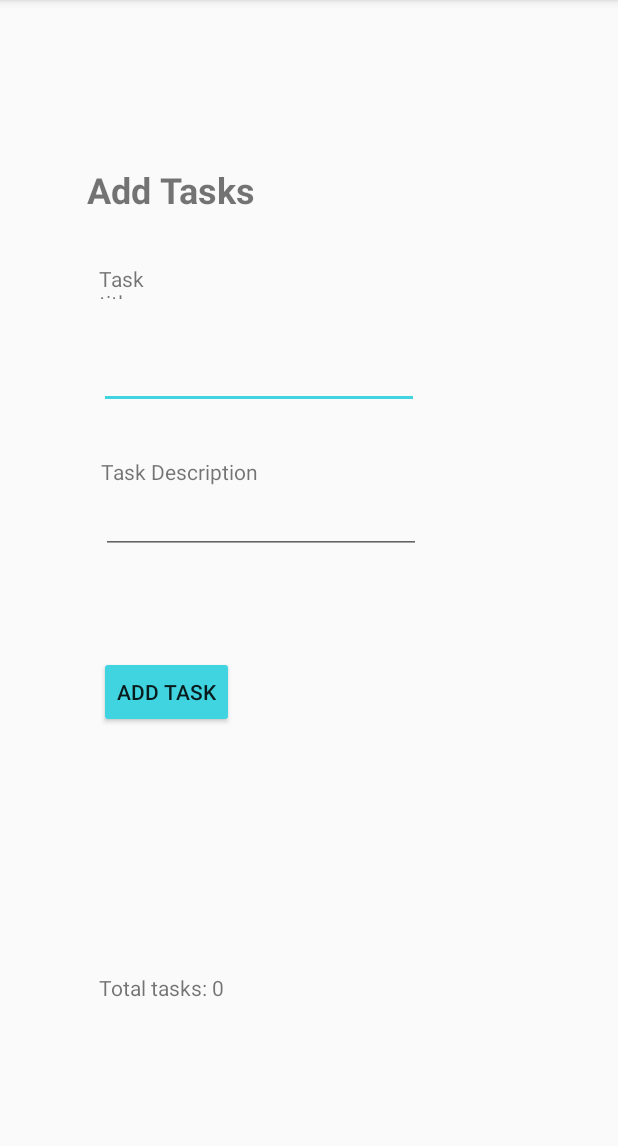
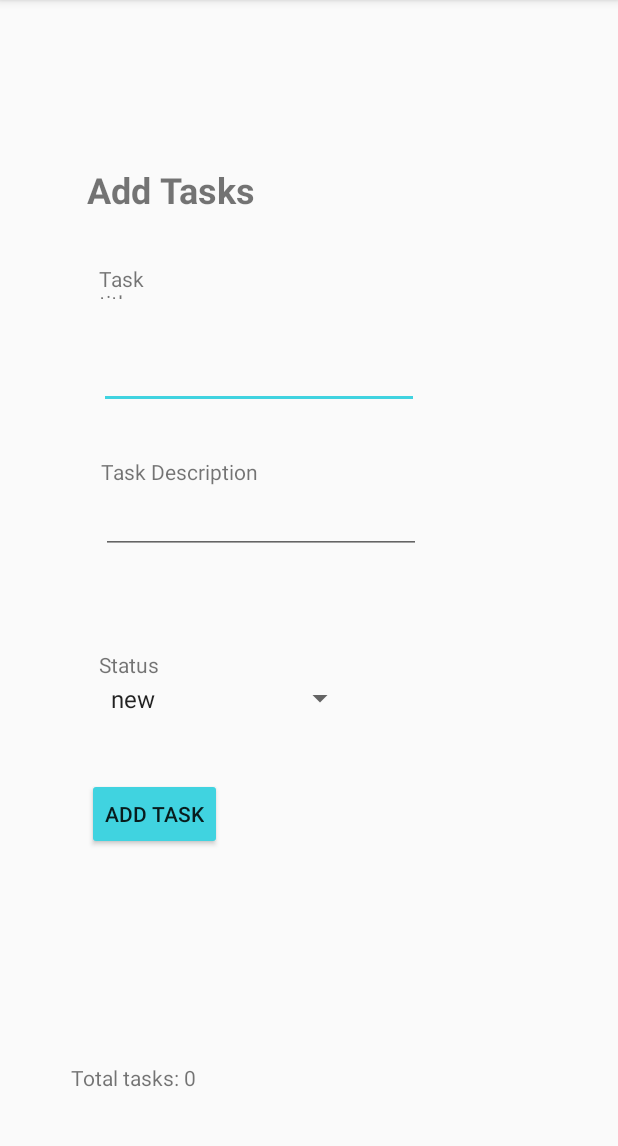
Before and after one commit to JBajracharya/taskMaster, an Android app: the screen it shows after launch (addTask), after a tap on "ADD TASK", on a phone screen of 412 x 824 dp, the part 84-1230 px from its top. Run offline under Robolectric (Android 15) with nearby library versions, the phone set to English and light mode, and no system bars; our stand-ins replace Room's generated code.

Commit message:
added dropdown for status, showing all fields in recycler view and detail page

```diff
--- a/app/src/main/java/com/bajracharya/taskmaster/MainActivity.java
+++ b/app/src/main/java/com/bajracharya/taskmaster/MainActivity.java
@@ -114,6 +114,10 @@ public class MainActivity extends AppCompatActivity implements TaskListFragment.
         super.onResume();
         Log.i(TAG, "resumed");
 
+        RecyclerView recyclerView = findViewById(R.id.fragment);
+        recyclerView.getAdapter().notifyItemInserted(0);
+        recyclerView.getLayoutManager().scrollToPosition(0);
+
         TextView displayUsername = findViewById(R.id.textView12);
         SharedPreferences sharedPreferences = PreferenceManager.getDefaultSharedPreferences(getApplicationContext());
         String username = sharedPreferences.getString("username", displayUsername.getText().toString());
--- a/app/src/main/java/com/bajracharya/taskmaster/MyTaskListRecyclerViewAdapter.java
+++ b/app/src/main/java/com/bajracharya/taskmaster/MyTaskListRecyclerViewAdapter.java
@@ -43,6 +43,7 @@ public class MyTaskListRecyclerViewAdapter extends RecyclerView.Adapter<MyTaskLi
         holder.mItem = mValues.get(position);
         holder.mTitleView.setText(mValues.get(position).getTitle());
         holder.mBodyView.setText(mValues.get(position).getBody());
+        holder.mStateView.setText(mValues.get(position).getState());
 
         holder.mView.setOnClickListener(new View.OnClickListener() {
             @Override
@@ -52,6 +53,8 @@ public class MyTaskListRecyclerViewAdapter extends RecyclerView.Adapter<MyTaskLi
                 Context context = v.getContext();
                 Intent goToTaskDetailPage = new Intent(context, TaskDetail.class);
                 goToTaskDetailPage.putExtra("mTitleView", holder.mTitleView.getText());
+                goToTaskDetailPage.putExtra("mBodyView", holder.mBodyView.getText());
+                goToTaskDetailPage.putExtra("mStateView", holder.mStateView.getText());
                 context.startActivity(goToTaskDetailPage);
             }
         });
@@ -66,6 +69,7 @@ public class MyTaskListRecyclerViewAdapter extends RecyclerView.Adapter<MyTaskLi
         public final View mView;
         public final TextView mTitleView;
         public final TextView mBodyView;
+        public final TextView mStateView;
         public Task mItem;
 
         public ViewHolder(View view) {
@@ -73,6 +77,7 @@ public class MyTaskListRecyclerViewAdapter extends RecyclerView.Adapter<MyTaskLi
             mView = view;
             mTitleView = (TextView) view.findViewById(R.id.title);
             mBodyView = (TextView) view.findViewById(R.id.body);
+            mStateView = (TextView) view.findViewById(R.id.state);
         }
 
         @Override
--- a/app/src/main/java/com/bajracharya/taskmaster/addTask.java
+++ b/app/src/main/java/com/bajracharya/taskmaster/addTask.java
@@ -2,15 +2,29 @@ package com.bajracharya.taskmaster;
 
 import androidx.appcompat.app.AppCompatActivity;
 import androidx.constraintlayout.widget.ConstraintLayout;
+import androidx.recyclerview.widget.RecyclerView;
 import androidx.room.Room;
 
 import android.os.Bundle;
+import android.util.Log;
 import android.view.View;
+import android.widget.AdapterView;
+import android.widget.ArrayAdapter;
 import android.widget.Button;
 import android.widget.EditText;
+import android.widget.Spinner;
 import android.widget.TextView;
 
-public class addTask extends AppCompatActivity {
+public class addTask extends AppCompatActivity implements AdapterView.OnItemSelectedListener {
+
+    static String TAG = "jitendra";
+    public void onItemSelected(AdapterView<?> parent, View view, int pos, long id) {
+        parent.getItemAtPosition(pos);
+    }
+    @Override
+    public void onNothingSelected(AdapterView<?> parent) {
+
+    }
 
     AppDatabase appDatabase;
 
@@ -19,10 +33,20 @@ public class addTask extends AppCompatActivity {
         super.onCreate(savedInstanceState);
         setContentView(R.layout.activity_add_task);
 
-
-
         appDatabase = Room.databaseBuilder(getApplicationContext(), AppDatabase.class,
                 "taskToDo").allowMainThreadQueries().build();
+
+// adding dropdown list for task status ::::::::::::::::::::::::
+        Spinner spinner = findViewById(R.id.spinner2);
+        // Create an ArrayAdapter using the string array and a default spinner layout
+        ArrayAdapter<CharSequence> adapter = ArrayAdapter.createFromResource(this,
+                R.array.status_array, android.R.layout.simple_spinner_item);
+        // Specify the layout to use when the list of choices appears
+        adapter.setDropDownViewResource(android.R.layout.simple_spinner_dropdown_item);
+        // Apply the adapter to the spinner
+        spinner.setAdapter(adapter);
+        spinner.setOnItemSelectedListener(this);
+
 
         Button addTaskButton = findViewById(R.id.button3);
         addTaskButton.setOnClickListener(new View.OnClickListener() {
@@ -34,15 +58,14 @@ public class addTask extends AppCompatActivity {
                 EditText taskDescriptionInput = findViewById(R.id.editText2);
                 String taskDescriptionInputText = taskDescriptionInput.getText().toString();
 
-                Task newTask = new Task(taskTitleInputText, taskDescriptionInputText, null);
+                Spinner statusInput = (Spinner) findViewById(R.id.spinner2);
+                String statusInputText = statusInput.getSelectedItem().toString();
+                Log.i(TAG, statusInputText);
+
+                Task newTask = new Task(taskTitleInputText, taskDescriptionInputText, statusInputText);
                 MainActivity.listOfTasks.add(0, newTask);
 
                 appDatabase.tasksDao().save(newTask);
-
-
-
-
-
 
                 TextView showSubmitMessage = addTask.this.findViewById(R.id.textView7);
                 showSubmitMessage.setText("submitted!");
--- a/app/src/main/res/layout/activity_add_task.xml
+++ b/app/src/main/res/layout/activity_add_task.xml
@@ -70,22 +70,22 @@
         android:id="@+id/button3"
         android:layout_width="wrap_content"
         android:layout_height="wrap_content"
-        android:layout_marginTop="68dp"
+        android:layout_marginTop="40dp"
         android:text="add task"
         app:layout_constraintEnd_toEndOf="parent"
-        app:layout_constraintHorizontal_bias="0.205"
+        app:layout_constraintHorizontal_bias="0.18"
         app:layout_constraintStart_toStartOf="parent"
-        app:layout_constraintTop_toBottomOf="@+id/editText2" />
+        app:layout_constraintTop_toBottomOf="@+id/spinner2" />
 
     <TextView
         android:id="@+id/textView5"
         android:layout_width="wrap_content"
         android:layout_height="wrap_content"
-        android:layout_marginBottom="100dp"
+        android:layout_marginBottom="40dp"
         android:text="Total tasks: 0"
         app:layout_constraintBottom_toBottomOf="parent"
         app:layout_constraintEnd_toEndOf="parent"
-        app:layout_constraintHorizontal_bias="0.2"
+        app:layout_constraintHorizontal_bias="0.144"
         app:layout_constraintStart_toStartOf="parent" />
 
     <TextView
@@ -97,8 +97,28 @@
         android:visibility="invisible"
         app:layout_constraintBottom_toTopOf="@+id/textView5"
         app:layout_constraintEnd_toEndOf="parent"
-        app:layout_constraintHorizontal_bias="0.551"
+        app:layout_constraintHorizontal_bias="0.647"
         app:layout_constraintStart_toStartOf="parent"
         app:layout_constraintTop_toBottomOf="@+id/button3"
         app:layout_constraintVertical_bias="1.0" />
+
+    <Spinner
+        android:id="@+id/spinner2"
+        android:layout_width="171dp"
+        android:layout_height="26dp"
+        app:layout_constraintEnd_toEndOf="parent"
+        app:layout_constraintHorizontal_bias="0.275"
+        app:layout_constraintStart_toStartOf="parent"
+        app:layout_constraintTop_toBottomOf="@+id/textView11" />
+
+    <TextView
+        android:id="@+id/textView11"
+        android:layout_width="wrap_content"
+        android:layout_height="wrap_content"
+        android:layout_marginTop="64dp"
+        android:text="Status"
+        app:layout_constraintEnd_toEndOf="parent"
+        app:layout_constraintHorizontal_bias="0.177"
+        app:layout_constraintStart_toStartOf="parent"
+        app:layout_constraintTop_toBottomOf="@+id/editText2" />
 </androidx.constraintlayout.widget.ConstraintLayout>
--- a/app/src/main/res/values/strings.xml
+++ b/app/src/main/res/values/strings.xml
@@ -16,4 +16,11 @@
     <string name="attachment_summary_on">Automatically download attachments for incoming emails
     </string>
     <string name="attachment_summary_off">Only download attachments when manually requested</string>
+
+    <string-array name="status_array">
+        <item>new</item>
+        <item>assigned</item>
+        <item>in progress</item>
+        <item>complete</item>
+    </string-array>
 </resources>
```
Also changed, not shown: app/src/main/java/com/bajracharya/taskmaster/TaskDetail.java (+9 -0 lines), app/src/main/res/layout/activity_task_detail.xml (+12 -1 lines), app/src/main/res/layout/fragment_tasklist.xml (+7 -0 lines).
